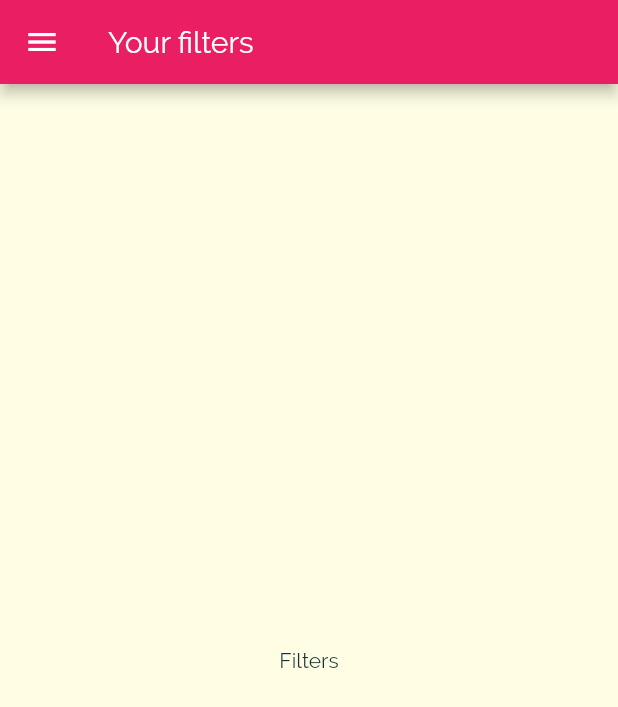
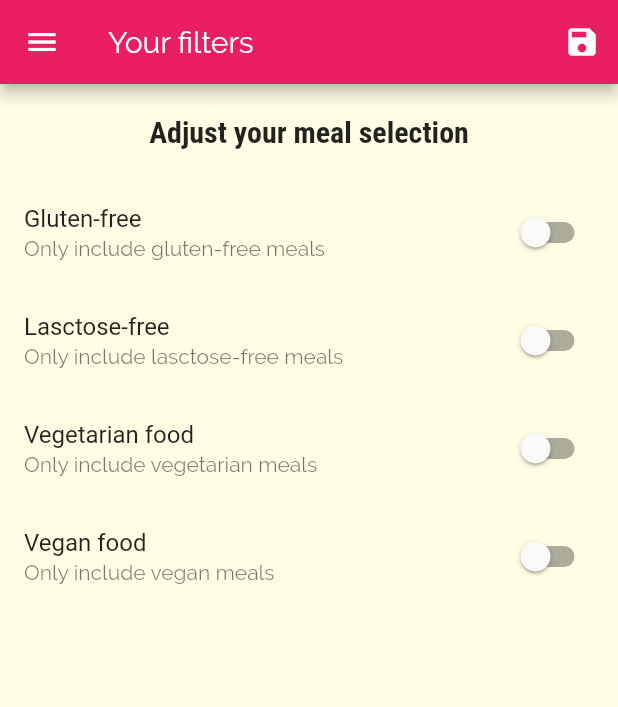
Before and after one commit to Numka/meals_app, a Flutter app: the FiltersScreen screen opened by its route, on a phone screen of 412 x 824 dp. Shown: the top 707 px of the screen. Run offline on Flutter 3.47's test engine with Material 2 defaults, Android fonts, the phone set to English and light mode, and no system bars.

Commit message:
Added filters

```diff
--- a/lib/main.dart
+++ b/lib/main.dart
@@ -2,6 +2,8 @@
 
 import 'package:flutter/material.dart';
 
+import './models/meal.dart';
+import './dummy_data.dart';
 import './screens/filters_screen.dart';
 import './screens/tabs_screen.dart';
 import './screens/meal_detail_screen.dart';
@@ -12,7 +14,42 @@ void main() {
   runApp(MyApp());
 }
 
-class MyApp extends StatelessWidget {
+class MyApp extends StatefulWidget {
+  @override
+  _MyAppState createState() => _MyAppState();
+}
+
+class _MyAppState extends State<MyApp> {
+  Map<String, bool> _filters = {
+    'gluten': false,
+    'lactose': false,
+    'vegan': false,
+    'vegetarian': false,
+  };
+  List<Meal> _availableMeals = DUMMY_MEALS;
+
+  void _setFilters(Map<String, bool> filterData) {
+    setState(() {
+      _filters = filterData;
+
+      _availableMeals = DUMMY_MEALS.where((meal) {
+        if (_filters['gluten'] && !meal.isGlutenFree) {
+          return false;
+        }
+        if (_filters['lactose'] && !meal.isLactoseFree) {
+          return false;
+        }
+        if (_filters['vegan'] && !meal.isVegan) {
+          return false;
+        }
+        if (_filters['vegetarian'] && !meal.isVegetarian) {
+          return false;
+        }
+        return true;
+      }).toList();
+    });
+  }
+
   @override
   Widget build(BuildContext context) {
     return MaterialApp(
@@ -40,9 +77,10 @@ class MyApp extends StatelessWidget {
       //home: CategoriesScreen(),
       routes: {
         '/': (ctx) => TabsScreen(),
-        CategoryMealsScreen.routeName: (ctx) => CategoryMealsScreen(),
+        CategoryMealsScreen.routeName: (ctx) =>
+            CategoryMealsScreen(_availableMeals),
         MealDetailScreen.routeName: (ctx) => MealDetailScreen(),
-        FiltersScreen.routeName: (ctx) => FiltersScreen(),
+        FiltersScreen.routeName: (ctx) => FiltersScreen(_filters, _setFilters),
       },
       onGenerateRoute: (settings) {
         print(settings.arguments);
--- a/lib/screens/category_meals_screen.dart
+++ b/lib/screens/category_meals_screen.dart
@@ -1,11 +1,15 @@
 import 'package:flutter/material.dart';
 
 import '../widgets/meal_item.dart';
-import '../dummy_data.dart';
+//import '../dummy_data.dart';
 import '../models/meal.dart';
 
 class CategoryMealsScreen extends StatefulWidget {
   static const routeName = '/category-meals';
+
+  final List<Meal> availableMeals;
+
+  CategoryMealsScreen(this.availableMeals);
 
   @override
   _CategoryMealsScreenState createState() => _CategoryMealsScreenState();
@@ -30,7 +34,7 @@ class _CategoryMealsScreenState extends State<CategoryMealsScreen> {
           ModalRoute.of(context).settings.arguments as Map<String, String>;
       categoryTitle = routeArgs['title'];
       final categoryId = routeArgs['id'];
-      displayedMeals = DUMMY_MEALS.where((meal) {
+      displayedMeals = widget.availableMeals.where((meal) {
         return meal.categories.contains(categoryId);
       }).toList();
       _loadedInitData = true;
--- a/lib/screens/filters_screen.dart
+++ b/lib/screens/filters_screen.dart
@@ -2,18 +2,132 @@ import 'package:flutter/material.dart';
 
 import '../widgets/main_drawer.dart';
 
-class FiltersScreen extends StatelessWidget {
+class FiltersScreen extends StatefulWidget {
   static const routeName = '/filters';
+
+  final Function saveFilters;
+  final Map<String, bool> currentFilters;
+
+  FiltersScreen(this.currentFilters, this.saveFilters);
+
+  @override
+  _FiltersScreenState createState() => _FiltersScreenState();
+}
+
+class _FiltersScreenState extends State<FiltersScreen> {
+  bool _glutenFree = false;
+  bool _vegetarian = false;
+  bool _vegan = false;
+  bool _lactoseFree = false;
+
+  @override
+  initState() {
+    super.initState();
+    _glutenFree = widget.currentFilters['gluten'];
+    _lactoseFree = widget.currentFilters['lactose'];
+    _vegetarian = widget.currentFilters['vegetarian'];
+    _vegan = widget.currentFilters['vegan'];
+  }
+
+  Widget _buildSwitchListTile(
+    String title,
+    String description,
+    bool currentValue,
+    Function updateValue,
+  ) {
+    return SwitchListTile(
+      title: Text(title),
+      value: currentValue,
+      subtitle: Text(description),
+      onChanged: updateValue,
+    );
+  }
 
   @override
   Widget build(BuildContext context) {
     return Scaffold(
       appBar: AppBar(
         title: Text('Your filters'),
+        actions: [
+          IconButton(
+            icon: Icon(Icons.save),
+            onPressed: () {
+              final selectedFilters = {
+                'gluten': _glutenFree,
+                'lactose': _lactoseFree,
+                'vegan': _vegan,
+                'vegetarian': _vegetarian,
+              };
+              widget.saveFilters(selectedFilters);
+            },
+          ),
+        ],
       ),
       drawer: MainDrawer(),
-      body: Center(
-        child: Text('Filters'),
+      body: Column(
+        children: [
+          Container(
+            padding: EdgeInsets.all(20),
+            child: Text(
+              'Adjust your meal selection',
+              style: Theme.of(context).textTheme.headline6,
+            ),
+          ),
+          Expanded(
+            child: ListView(
+              children: [
+                _buildSwitchListTile(
+                  'Gluten-free',
+                  'Only include gluten-free meals',
+                  _glutenFree,
+                  (newValue) {
+                    setState(
+                      () {
+                        _glutenFree = newValue;
+                      },
+                    );
+                  },
+                ),
+                _buildSwitchListTile(
+                  'Lasctose-free',
+                  'Only include lasctose-free meals',
+                  _lactoseFree,
+                  (newValue) {
+                    setState(
+                      () {
+                        _lactoseFree = newValue;
+                      },
+                    );
+                  },
+                ),
+                _buildSwitchListTile(
+                  'Vegetarian food',
+                  'Only include vegetarian meals',
+                  _vegetarian,
+                  (newValue) {
+                    setState(
+                      () {
+                        _vegetarian = newValue;
+                      },
+                    );
+                  },
+                ),
+                _buildSwitchListTile(
+                  'Vegan food',
+                  'Only include vegan meals',
+                  _vegan,
+                  (newValue) {
+                    setState(
+                      () {
+                        _vegan = newValue;
+                      },
+                    );
+                  },
+                ),
+              ],
+            ),
+          ),
+        ],
       ),
     );
   }
```
